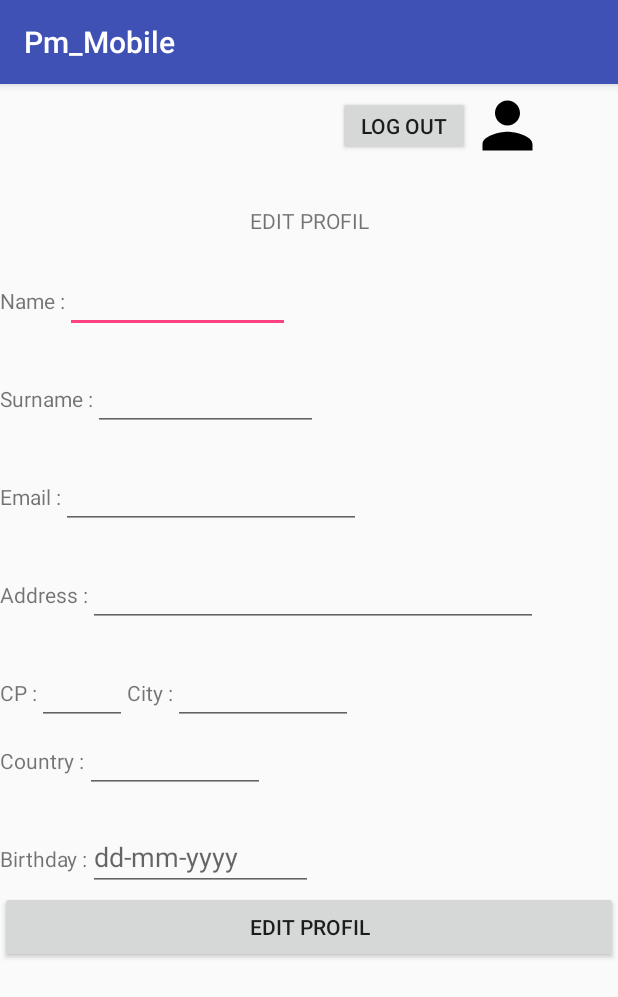
After one commit to hsubtil/projet_majeure, an Android app: the EditProfilActivity screen opened directly, with no data from a screen before it, on a phone screen of 412 x 824 dp. The commit adds this screen. Shown: the top 997 px of the screen. Run offline under Robolectric (Android 15) with nearby library versions, the phone set to English and light mode, and no system bars.

Commit message:
ANDROID : signUp done + Redirection to Edit Profile page

```diff
--- a/Android/projet_maj/app/src/main/AndroidManifest.xml
+++ b/Android/projet_maj/app/src/main/AndroidManifest.xml
@@ -24,13 +24,13 @@
                 <category android:name="android.intent.category.LAUNCHER" />
             </intent-filter>
         </activity>
-
         <activity android:name=".activities.LoginActivity" />
         <activity android:name=".activities.SignUpActivity" />
         <activity android:name=".activities.HomeActivity" />
         <activity android:name=".activities.ProfilActivity" />
         <activity android:name=".activities.NavBarActivity" />
         <activity android:name=".activities.ChatActivity" />
+        <activity android:name=".activities.EditProfilActivity"></activity>
     </application>
 
 </manifest>
--- /dev/null
+++ b/Android/projet_maj/app/src/main/java/com/pmaj/pm_mobile/activities/EditProfilActivity.java
@@ -0,0 +1,18 @@
+package com.pmaj.pm_mobile.activities;
+
+import android.support.v7.app.AppCompatActivity;
+import android.os.Bundle;
+
+import com.pmaj.pm_mobile.R;
+
+public class EditProfilActivity extends AppCompatActivity {
+
+    @Override
+    protected void onCreate(Bundle savedInstanceState) {
+        super.onCreate(savedInstanceState);
+        setContentView(R.layout.activity_edit_profil);
+
+        //JSON { 'email': "", 'name': "", 'surname': "", 'address': "", 'cp': "", 'city':"", 'country': "", 'birthday': "" }
+
+}
+}
--- a/Android/projet_maj/app/src/main/java/com/pmaj/pm_mobile/activities/ProfilActivity.java
+++ b/Android/projet_maj/app/src/main/java/com/pmaj/pm_mobile/activities/ProfilActivity.java
@@ -1,7 +1,10 @@
 package com.pmaj.pm_mobile.activities;
 
+import android.content.Intent;
 import android.support.v7.app.AppCompatActivity;
 import android.os.Bundle;
+import android.view.View;
+import android.widget.Button;
 import android.widget.EditText;
 import android.widget.TextView;
 
@@ -15,6 +18,7 @@ public class ProfilActivity extends AppCompatActivity {
     private TextView surname;
     private TextView address;
     private TextView birthday;
+    private Button edit_profil;
     @Override
     protected void onCreate(Bundle savedInstanceState) {
         super.onCreate(savedInstanceState);
@@ -25,11 +29,20 @@ public class ProfilActivity extends AppCompatActivity {
         surname = (TextView) findViewById(R.id.surname);
         address = (TextView) findViewById(R.id.address);
         birthday = (TextView) findViewById(R.id.birthday);
+        edit_profil = (Button) findViewById(R.id.edit_profil);
 
         email.setText(getIntent().getStringExtra("email"));
         name.setText(getIntent().getStringExtra("name"));
         surname.setText(getIntent().getStringExtra("surname"));
         address.setText(getIntent().getStringExtra("address"));
         birthday.setText(getIntent().getStringExtra("birthday"));
+
+        edit_profil.setOnClickListener(new View.OnClickListener() {
+            @Override
+            public void onClick(View v) {
+                Intent intentEditProfil = new Intent(ProfilActivity.this,EditProfilActivity.class);
+                startActivity(intentEditProfil);
+            }
+        });
     }
 }
--- a/Android/projet_maj/app/src/main/java/com/pmaj/pm_mobile/activities/SignUpActivity.java
+++ b/Android/projet_maj/app/src/main/java/com/pmaj/pm_mobile/activities/SignUpActivity.java
@@ -70,8 +70,9 @@ public class SignUpActivity extends AppCompatActivity {
 
         //Socket
         socket = new NetworkCom();
-        socket.getmSocket().on("signUp_success", onSignUpSuccess);
-        socket.getmSocket().on("signUp_fail", onSignUpFail);
+        socket.getmSocket().on("registration_success", onSignUpSuccess);
+        socket.getmSocket().on("registration_failed", onSignUpFail);
+        socket.getmSocket().on("node_error", onNodeError);
 
         signUp.setOnClickListener(new View.OnClickListener() {
             @Override
@@ -160,23 +161,8 @@ public class SignUpActivity extends AppCompatActivity {
 
         @Override
         public void call(Object... args) {
-            JSONObject obk = (JSONObject) args[0];
-
-            String token = "";
-            try {
-                token = obk.getString("token");
-            } catch (JSONException e) {
-                e.printStackTrace();
-            }
-
-            SharedPreferences.Editor mEditor = mPrefs.edit();
-            // Shared preference declaration
-            mEditor.putString("sessionToken", token).apply();
-            String authToken = Helper.createAuthToken(email.getText().toString(), password.getText().toString());
-            mEditor.putString("authToken", authToken).apply(); // Create / update TOKEN
-
-            //Redirection to Home page
-            Intent intentLogged = new Intent(SignUpActivity.this, HomeActivity.class);
+            //Redirection to Login page
+            Intent intentLogged = new Intent(SignUpActivity.this, LoginActivity.class);
             startActivity(intentLogged);
 
             return;
@@ -190,4 +176,12 @@ public class SignUpActivity extends AppCompatActivity {
             return;
         }
     };
+
+    private Emitter.Listener onNodeError = new Emitter.Listener() {
+        @Override
+        public void call(Object... args) {
+
+            return;
+        }
+    };
 }
--- a/Android/projet_maj/app/src/main/java/com/pmaj/pm_mobile/tools/NetworkCom.java
+++ b/Android/projet_maj/app/src/main/java/com/pmaj/pm_mobile/tools/NetworkCom.java
@@ -63,7 +63,7 @@ public class NetworkCom {
         catch (JSONException e) {
             e.printStackTrace();
         }
-        mSocket.emit("signUp_attempt",json);
+        mSocket.emit("sign_up_attempt",json);
     }
 
     public void emitGetProfile(String token,String email){
--- /dev/null
+++ b/Android/projet_maj/app/src/main/res/layout/activity_edit_profil.xml
@@ -0,0 +1,201 @@
+<?xml version="1.0" encoding="utf-8"?>
+<android.support.constraint.ConstraintLayout xmlns:android="http://schemas.android.com/apk/res/android"
+    xmlns:app="http://schemas.android.com/apk/res-auto"
+    xmlns:tools="http://schemas.android.com/tools"
+    android:layout_width="match_parent"
+    android:layout_height="match_parent"
+    tools:context="com.pmaj.pm_mobile.activities.EditProfilActivity">
+
+    <ScrollView
+        android:layout_width="wrap_content"
+        android:layout_height="wrap_content">
+        <RelativeLayout
+            android:layout_width="match_parent"
+            android:layout_height="match_parent">
+
+            <LinearLayout
+                android:id="@+id/navbar"
+                android:layout_width="wrap_content"
+                android:layout_height="wrap_content">
+
+                <include layout="@layout/activity_navbar" />
+
+            </LinearLayout>
+
+
+            <RelativeLayout
+                android:id="@+id/profil_infos"
+                android:layout_width="wrap_content"
+                android:layout_height="wrap_content"
+                android:layout_below="@+id/navbar"
+                android:layout_marginTop="25dp">
+
+                <TextView
+                    android:id="@+id/title_profil"
+                    android:layout_width="match_parent"
+                    android:layout_height="wrap_content"
+                    android:gravity="center_horizontal"
+                    android:text="EDIT PROFIL" />
+
+                <LinearLayout
+                    android:id="@+id/name_layout"
+                    android:layout_width="wrap_content"
+                    android:layout_height="wrap_content"
+                    android:layout_below="@id/title_profil"
+                    android:layout_marginTop="20sp"
+                    android:orientation="horizontal">
+
+                    <TextView
+                        android:layout_width="wrap_content"
+                        android:layout_height="wrap_content"
+                        android:text="Name :" />
+
+                    <EditText
+                        android:id="@+id/name"
+                        android:layout_width="150sp"
+                        android:layout_height="wrap_content" />
+
+                </LinearLayout>
+
+                <LinearLayout
+                    android:id="@+id/surname_layout"
+                    android:layout_width="wrap_content"
+                    android:layout_height="wrap_content"
+                    android:layout_below="@+id/name_layout"
+                    android:layout_marginTop="20sp"
+                    android:orientation="horizontal">
+
+                    <TextView
+                        android:layout_width="wrap_content"
+                        android:layout_height="wrap_content"
+                        android:text="Surname :" />
+
+                    <EditText
+                        android:id="@+id/surname"
+                        android:layout_width="150sp"
+                        android:layout_height="wrap_content" />
+                </LinearLayout>
+
+                <LinearLayout
+                    android:id="@+id/email_layout"
+                    android:layout_width="wrap_content"
+                    android:layout_height="wrap_content"
+                    android:layout_below="@+id/surname_layout"
+                    android:layout_marginTop="20sp"
+                    android:orientation="horizontal">
+
+                    <TextView
+                        android:layout_width="wrap_content"
+                        android:layout_height="wrap_content"
+                        android:text="Email :" />
+
+                    <EditText
+                        android:id="@+id/email"
+                        android:layout_width="200sp"
+                        android:layout_height="wrap_content" />
+                </LinearLayout>
+
+                <LinearLayout
+                    android:id="@+id/address_layout"
+                    android:layout_width="wrap_content"
+                    android:layout_height="wrap_content"
+                    android:layout_below="@+id/email_layout"
+                    android:layout_marginTop="20sp"
+                    android:orientation="horizontal">
+
+                    <TextView
+                        android:layout_width="wrap_content"
+                        android:layout_height="wrap_content"
+                        android:text="Address :" />
+
+                    <EditText
+                        android:id="@+id/address"
+                        android:layout_width="300sp"
+                        android:layout_height="wrap_content"/>
+                </LinearLayout>
+                <LinearLayout
+                    android:id="@+id/address_layout2"
+                    android:layout_width="wrap_content"
+                    android:layout_height="wrap_content"
+                    android:layout_below="@+id/address_layout"
+                    android:layout_marginTop="20sp"
+                    android:orientation="horizontal">
+
+                    <TextView
+                        android:layout_width="wrap_content"
+                        android:layout_height="wrap_content"
+                        android:text="CP :" />
+
+                    <EditText
+                        android:id="@+id/cp"
+                        android:layout_width="60sp"
+                        android:layout_height="wrap_content"/>
+                    <TextView
+                        android:layout_width="wrap_content"
+                        android:layout_height="wrap_content"
+                        android:text="City :" />
+
+                    <EditText
+                        android:id="@+id/city"
+                        android:layout_width="120sp"
+                        android:layout_height="wrap_content"/>
+                </LinearLayout>
+                <LinearLayout
+                    android:id="@+id/country_layout"
+                    android:layout_width="wrap_content"
+                    android:layout_height="wrap_content"
+                    android:orientation="horizontal"
+                    android:layout_below="@id/address_layout2">
+                    <TextView
+                        android:layout_width="wrap_content"
+                        android:layout_height="wrap_content"
+                        android:text="Country :" />
+
+                    <EditText
+                        android:id="@+id/country"
+                        android:layout_width="120sp"
+                        android:layout_height="wrap_content"/>
+                </LinearLayout>
+
+                <LinearLayout
+                    android:id="@+id/birthday_layout"
+                    android:layout_width="wrap_content"
+                    android:layout_height="wrap_content"
+                    android:layout_below="@+id/country_layout"
+                    android:layout_marginTop="20sp"
+                    android:orientation="horizontal">
+
+                    <TextView
+                        android:layout_width="wrap_content"
+                        android:layout_height="wrap_content"
+                        android:text="Birthday :" />
+
+                    <EditText
+                        android:id="@+id/birthday"
+                        android:layout_width="150sp"
+                        android:layout_height="wrap_content"
+                        android:hint="dd-mm-yyyy"/>
+                </LinearLayout>
+
+            </RelativeLayout>
+            <LinearLayout
+                android:layout_width="match_parent"
+                android:layout_height="wrap_content"
+                android:layout_below="@+id/profil_infos"
+                android:orientation="horizontal">
+
+                <Button
+                    android:id="@+id/edit_profil"
+                    android:layout_width="match_parent"
+                    android:layout_height="wrap_content"
+                    android:layout_weight="1"
+                    android:text="Edit Profil" />
+
+            </LinearLayout>
+
+
+        </RelativeLayout>
+    </ScrollView>
+
+
+</android.support.constraint.ConstraintLayout>
```
